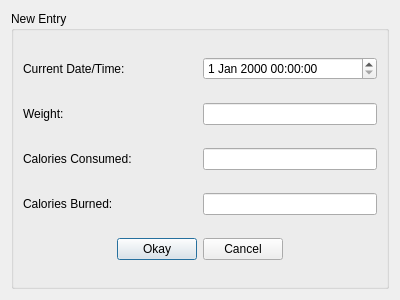
Old version of the form addentry.ui in the repository madmaps/HealthCalc.
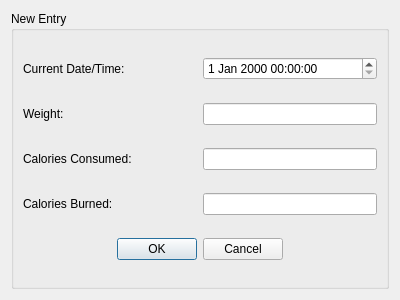
New version of the form.

The edit to the form file:
```diff
--- a/addentry.ui
+++ b/addentry.ui
@@ -115,7 +115,7 @@
         <item>
          <widget class="QPushButton" name="pushButton">
           <property name="text">
-           <string>Okay</string>
+           <string>OK</string>
           </property>
          </widget>
         </item>
```
